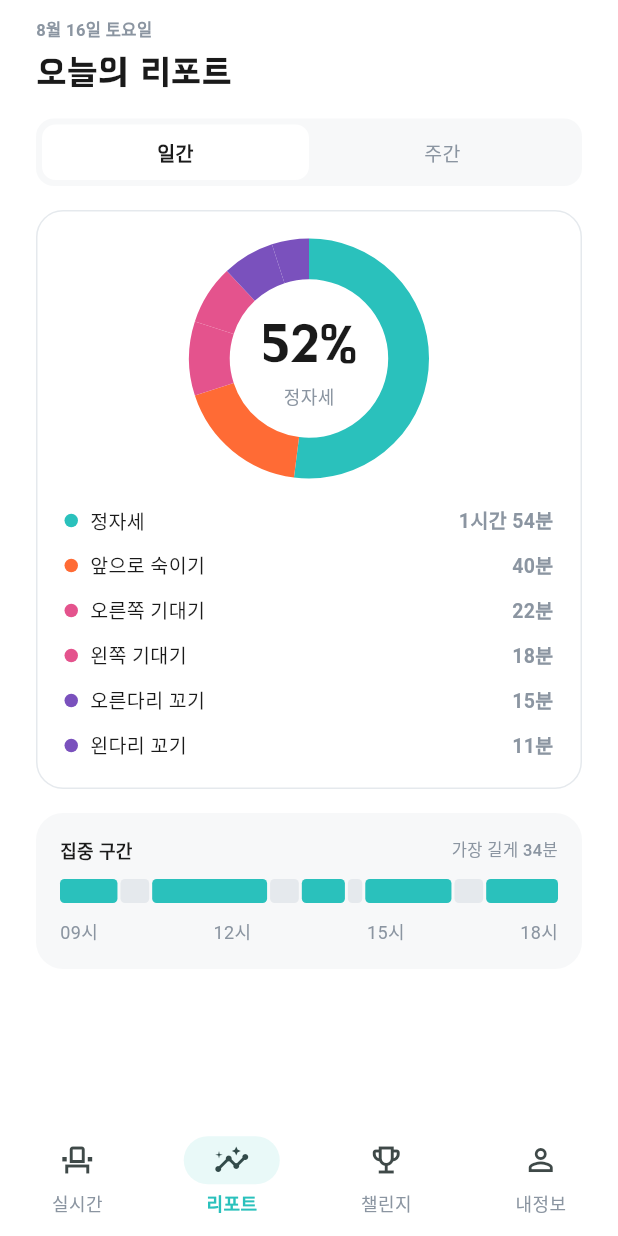
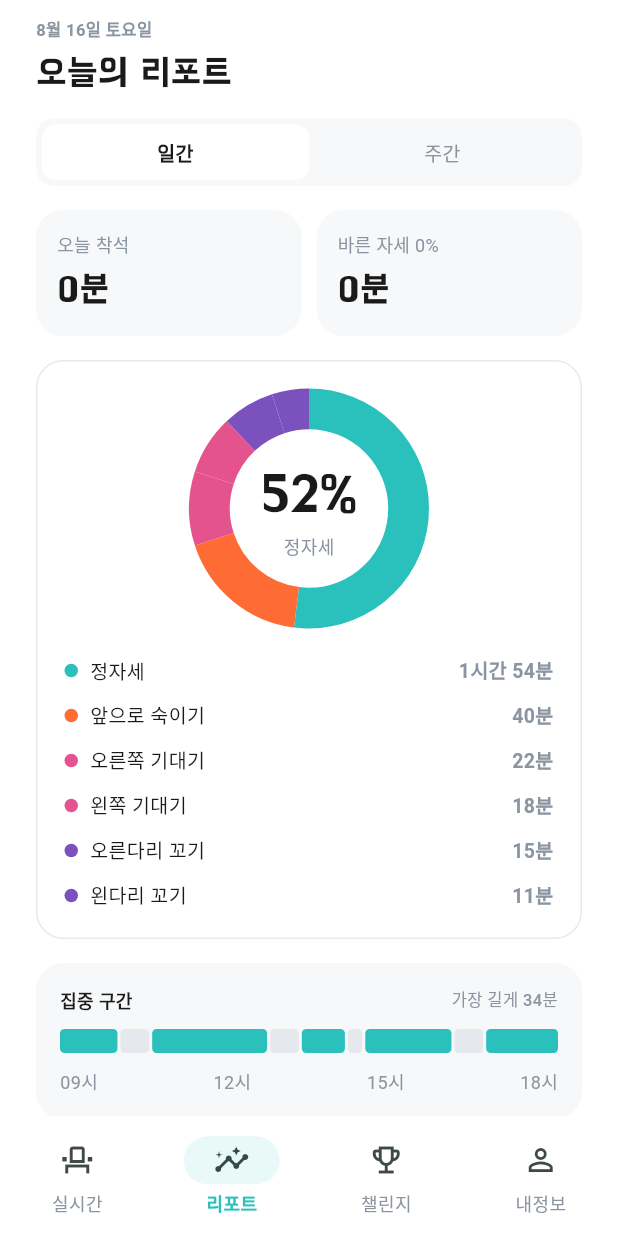
Before and after one commit to dahye1016/AI-Based-Personalized-Posture-Recognition-and-Concentration-Care-System, a Flutter app: the screen it shows after launch, item 2 of the bottom bar chosen, on a phone screen of 412 x 824 dp. Run offline on Flutter 3.47's test engine with Material 3 defaults, Android fonts, the phone set to English and light mode, and no system bars; our stand-ins replace camera, flutter_blue_plus, permission_handler; missing offline and left inert: google_mlkit_pose_detection, tflite_flutter; accounts and stored records are empty; Roboto replaces fonts that are missing (Pretendard).

Commit message:
feat(app): 착석 통계 누적 + 리포트 실데이터 연결 (feat/aro #16 반입)
- sitting_stats.dart: 오늘 착석 시간·정자세 시간 메모리 누적
  (2초 초과 간격·미착석·대기는 제외, 날짜 바뀌면 리셋)
- report_screen.dart: 일간 리포트 상단 통계 타일이 SittingStats 구독

home_screen 연결은 별도 커밋. analyze 89 issues 동일.

```diff
--- a/lib/screens/report_screen.dart
+++ b/lib/screens/report_screen.dart
@@ -1,6 +1,7 @@
 import 'package:flutter/material.dart';
 
 import '../models/mock_data.dart';
+import '../services/sitting_stats.dart';
 import '../theme/app_theme.dart';
 import '../widgets/bm.dart';
 
@@ -67,6 +68,36 @@ class _DailyBody extends StatelessWidget {
     return Column(
       crossAxisAlignment: CrossAxisAlignment.stretch,
       children: [
+        // 오늘 착석 / 바른 자세 — 실제 측정값 (SittingStats)
+        Padding(
+          padding: const EdgeInsets.fromLTRB(
+              AppSpacing.screen, 0, AppSpacing.screen, 16),
+          child: ListenableBuilder(
+            listenable: SittingStats.instance,
+            builder: (context, _) {
+              final s = SittingStats.instance;
+              final pct = (s.straightRatio * 100).round();
+              return Row(
+                children: [
+                  Expanded(
+                    child: BmStatTile(
+                      label: '오늘 착석',
+                      value: SittingStats.format(s.sitting),
+                    ),
+                  ),
+                  const SizedBox(width: 10),
+                  Expanded(
+                    child: BmStatTile(
+                      label: '바른 자세 $pct%',
+                      value: SittingStats.format(s.straight),
+                    ),
+                  ),
+                ],
+              );
+            },
+          ),
+        ),
+
         // 자세 분포 도넛
         Padding(
           padding: const EdgeInsets.fromLTRB(
--- /dev/null
+++ b/lib/services/sitting_stats.dart
@@ -0,0 +1,77 @@
+import 'package:flutter/foundation.dart';
+
+import '../models/posture_class.dart';
+
+/// 오늘의 착석 통계 — 실제로 앉아 있던 시간과 그중 정자세였던 시간.
+///
+/// 홈 화면이 프레임을 판정할 때마다 [record] 로 자세를 넘겨주면,
+/// 직전 프레임과의 시간 간격을 그 자세에 더한다.
+/// 리포트 화면은 [sitting] / [straight] / [straightRatio] 를 읽어 보여준다.
+///
+/// 앱을 껐다 켜면 초기화된다(메모리 보관). 서버 연동 시 안쪽만 바꾸면 된다.
+class SittingStats extends ChangeNotifier {
+  SittingStats._();
+
+  /// 앱 전역에서 하나만 쓴다.
+  static final SittingStats instance = SittingStats._();
+
+  /// 프레임 사이 간격이 이보다 길면 (연결 끊김 등) 그 구간은 세지 않는다.
+  static const Duration maxGap = Duration(seconds: 2);
+
+  Duration _sitting = Duration.zero;
+  Duration _straight = Duration.zero;
+  DateTime? _last;
+  DateTime _day = _today();
+
+  /// 오늘 앉아 있던 총 시간 (자리 비움·신호 대기 제외).
+  Duration get sitting => _sitting;
+
+  /// 그중 정자세였던 시간.
+  Duration get straight => _straight;
+
+  /// 정자세 비율 (0~1). 앉은 시간이 없으면 0.
+  double get straightRatio => _sitting.inMilliseconds == 0
+      ? 0
+      : _straight.inMilliseconds / _sitting.inMilliseconds;
+
+  /// 판정된 자세 하나를 기록한다.
+  void record(PostureClass posture, [DateTime? at]) {
+    final now = at ?? DateTime.now();
+
+    // 날짜가 바뀌면 오늘 기록을 새로 시작한다.
+    final today = _today(now);
+    if (today != _day) {
+      _day = today;
+      _sitting = Duration.zero;
+      _straight = Duration.zero;
+      _last = null;
+    }
+
+    final last = _last;
+    _last = now;
+    if (last == null) return;
+
+    final gap = now.difference(last);
+    if (gap <= Duration.zero || gap > maxGap) return;
+    if (posture == PostureClass.notSitting ||
+        posture == PostureClass.waiting) {
+      return;
+    }
+
+    _sitting += gap;
+    if (posture == PostureClass.straight) _straight += gap;
+    notifyListeners();
+  }
+
+  static DateTime _today([DateTime? t]) {
+    final d = t ?? DateTime.now();
+    return DateTime(d.year, d.month, d.day);
+  }
+
+  /// "3시간 40분" / "12분" / "0분" 형식.
+  static String format(Duration d) {
+    final m = d.inMinutes;
+    if (m >= 60) return '${m ~/ 60}시간 ${m % 60}분';
+    return '$m분';
+  }
+}
```
